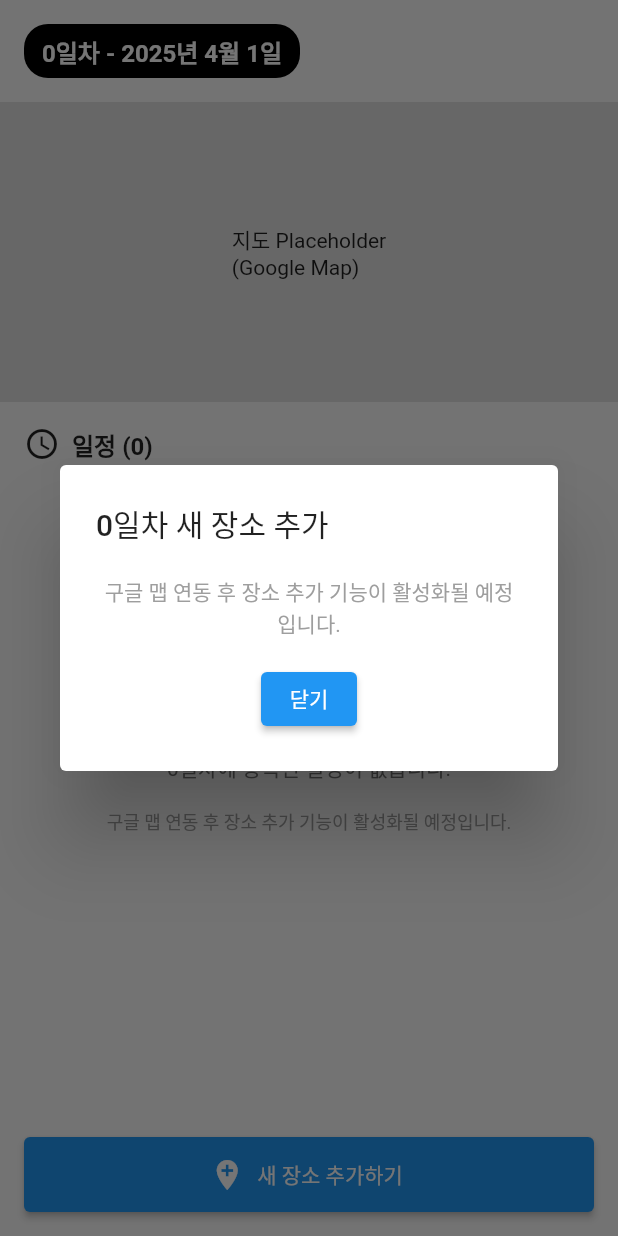
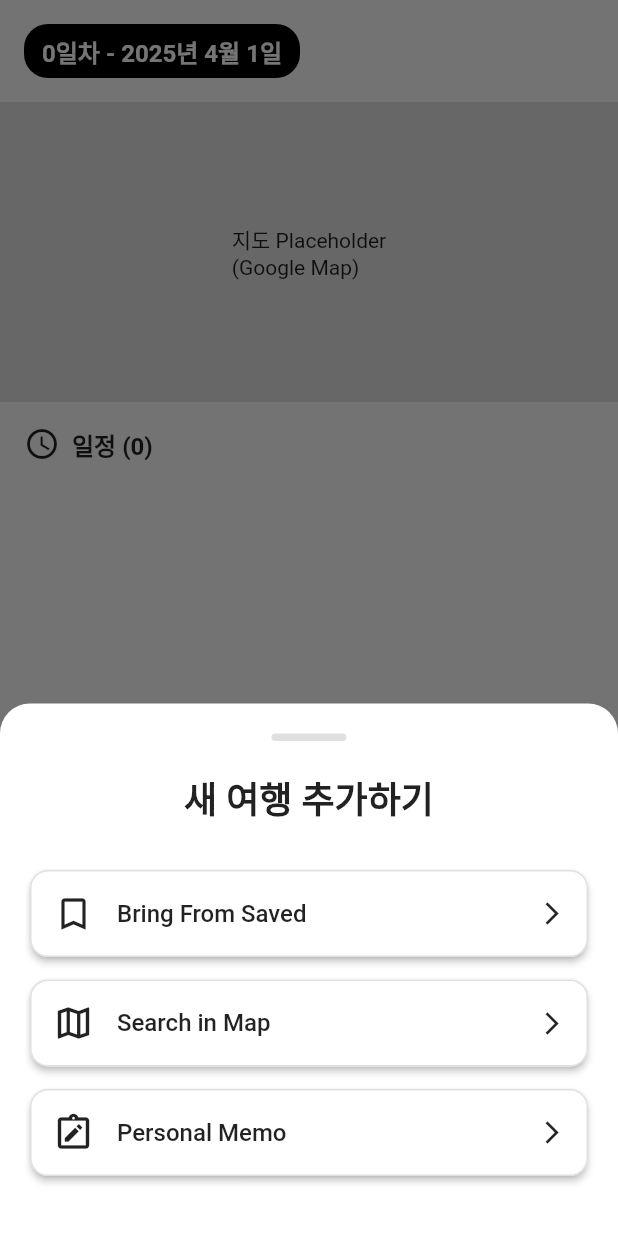
Before and after one commit to LegibleMedal670/shortsmap, a Flutter app: the DayPage widget shown alone on an empty page, opened directly with empty values, after a tap on "새 장소 추가하기", on a phone screen of 412 x 824 dp. Run offline on Flutter 3.47's test engine with Material 3 defaults, Android fonts, the phone set to English and light mode, and no system bars; our stand-ins replace geolocator, google_sign_in, shared_preferences, shimmer, supabase_flutter, video_player; accounts and stored records are empty; network calls fail; statements that could not run were skipped.

Commit message:
:sparkles: feat : new plan modal add

```diff
--- a/lib/Plan/widget/ trip_detail/day_page.dart
+++ b/lib/Plan/widget/ trip_detail/day_page.dart
@@ -4,6 +4,7 @@ import '../../provider/TripPlanProvider.dart';
 import 'unifiedPlaceCard.dart';
 import 'map_placeholder.dart';
 import '../../models/place.dart';
+import 'new_plan_modal.dart';
 
 class DayPage extends StatelessWidget {
   final int dayIndex; // 몇 일차인지 (0부터 시작)
@@ -17,31 +18,17 @@ class DayPage extends StatelessWidget {
 
   // 장소 추가 다이얼로그 표시 (실제 기능은 비활성화)
   void _showAddPlaceDialog(BuildContext context, TripPlanProvider provider) {
-    showDialog(
+    showModalBottomSheet(
       context: context,
-      builder: (context) => AlertDialog(
-        title: Text('${dayNumber}일차 새 장소 추가'),
-        content: Column(
-          mainAxisSize: MainAxisSize.min,
-          children: [
-            const Text(
-              '구글 맵 연동 후 장소 추가 기능이 활성화될 예정입니다.',
-              textAlign: TextAlign.center,
-              style: TextStyle(
-                fontSize: 14,
-                color: Colors.grey,
-              ),
-            ),
-            const SizedBox(height: 16),
-            ElevatedButton(
-              onPressed: () {
-                // 모달만 닫기
-                Navigator.pop(context);
-              },
-              child: const Text('닫기'),
-            ),
-          ],
-        ),
+      isScrollControlled: true,
+      backgroundColor: Colors.transparent,
+      builder: (context) => NewPlanModal(
+        onPersonalMemoCreated: (place) {
+          // 아직 상태관리 및 UnifiedPlaceCard 추가 기능은 구현하지 않음
+          ScaffoldMessenger.of(context).showSnackBar(
+            SnackBar(content: Text('장소가 추가되었습니다: ${place.name}')),
+          );
+        },
       ),
     );
   }
--- /dev/null
+++ b/lib/Plan/widget/ trip_detail/new_plan_modal.dart
@@ -0,0 +1,262 @@
+import 'package:flutter/material.dart';
+import '../../models/place.dart';
+
+class NewPlanModal extends StatefulWidget {
+  final Function(Place)? onPersonalMemoCreated;
+
+  const NewPlanModal({
+    Key? key,
+    this.onPersonalMemoCreated,
+  }) : super(key: key);
+
+  @override
+  State<NewPlanModal> createState() => _NewPlanModalState();
+}
+
+class _NewPlanModalState extends State<NewPlanModal> {
+  final TextEditingController _titleController = TextEditingController();
+  final TextEditingController _memoController = TextEditingController();
+  String _selectedCategory = 'tourism';
+  final List<String> _categories = ['tourism', 'restaurant', 'accommodation', 'shopping', 'other'];
+
+  @override
+  void dispose() {
+    _titleController.dispose();
+    _memoController.dispose();
+    super.dispose();
+  }
+
+  @override
+  Widget build(BuildContext context) {
+    return Container(
+      padding: const EdgeInsets.all(20.0),
+      decoration: BoxDecoration(
+        color: Colors.white,
+        borderRadius: BorderRadius.only(
+          topLeft: Radius.circular(20.0),
+          topRight: Radius.circular(20.0),
+        ),
+      ),
+      child: Column(
+        mainAxisSize: MainAxisSize.min,
+        crossAxisAlignment: CrossAxisAlignment.stretch,
+        children: [
+          Center(
+            child: Container(
+              width: 50,
+              height: 5,
+              decoration: BoxDecoration(
+                color: Colors.grey[300],
+                borderRadius: BorderRadius.circular(10),
+              ),
+            ),
+          ),
+          const SizedBox(height: 20),
+          Text(
+            '새 여행 추가하기',
+            style: TextStyle(
+              fontSize: 24,
+              fontWeight: FontWeight.bold,
+            ),
+            textAlign: TextAlign.center,
+          ),
+          const SizedBox(height: 30),
+          _buildOptionButton(
+            icon: Icons.bookmark_outline,
+            title: 'Bring From Saved',
+            onPressed: () {
+              // 기능은 아직 구현하지 않음
+              ScaffoldMessenger.of(context).showSnackBar(
+                SnackBar(content: Text('이 기능은 아직 준비 중입니다.')),
+              );
+            },
+          ),
+          const SizedBox(height: 15),
+          _buildOptionButton(
+            icon: Icons.map_outlined,
+            title: 'Search in Map',
+            onPressed: () {
+              // 기능은 아직 구현하지 않음
+              ScaffoldMessenger.of(context).showSnackBar(
+                SnackBar(content: Text('이 기능은 아직 준비 중입니다.')),
+              );
+            },
+          ),
+          const SizedBox(height: 15),
+          _buildOptionButton(
+            icon: Icons.note_alt_outlined,
+            title: 'Personal Memo',
+            onPressed: () {
+              _showPersonalMemoDialog(context);
+            },
+          ),
+          const SizedBox(height: 20),
+        ],
+      ),
+    );
+  }
+
+  Widget _buildOptionButton({
+    required IconData icon,
+    required String title,
+    required VoidCallback onPressed,
+  }) {
+    return ElevatedButton(
+      onPressed: onPressed,
+      style: ElevatedButton.styleFrom(
+        padding: const EdgeInsets.symmetric(vertical: 15),
+        backgroundColor: Colors.white,
+        foregroundColor: Colors.black87,
+        elevation: 2,
+        shape: RoundedRectangleBorder(
+          borderRadius: BorderRadius.circular(12),
+          side: BorderSide(color: Colors.grey[300]!),
+        ),
+      ),
+      child: Row(
+        children: [
+          const SizedBox(width: 15),
+          Icon(icon, size: 28),
+          const SizedBox(width: 15),
+          Text(
+            title,
+            style: TextStyle(
+              fontSize: 16,
+              fontWeight: FontWeight.w500,
+            ),
+          ),
+          Spacer(),
+          Icon(Icons.arrow_forward_ios, size: 18),
+          const SizedBox(width: 15),
+        ],
+      ),
+    );
+  }
+
+  void _showPersonalMemoDialog(BuildContext context) {
+    showDialog(
+      context: context,
+      builder: (context) {
+        return AlertDialog(
+          title: Text('장소 메모 입력'),
+          content: SingleChildScrollView(
+            child: Column(
+              mainAxisSize: MainAxisSize.min,
+              crossAxisAlignment: CrossAxisAlignment.start,
+              children: [
+                TextField(
+                  controller: _titleController,
+                  decoration: InputDecoration(
+                    labelText: '장소 이름',
+                    hintText: '장소 이름을 입력하세요',
+                    border: OutlineInputBorder(),
+                  ),
+                ),
+                SizedBox(height: 16),
+                TextField(
+                  controller: _memoController,
+                  maxLines: 5,
+                  decoration: InputDecoration(
+                    labelText: '장소 설명',
+                    hintText: '설명을 입력하세요...',
+                    border: OutlineInputBorder(),
+                  ),
+                ),
+                SizedBox(height: 16),
+                Text('카테고리', style: TextStyle(fontSize: 16)),
+                SizedBox(height: 8),
+                DropdownButtonFormField<String>(
+                  value: _selectedCategory,
+                  decoration: InputDecoration(
+                    border: OutlineInputBorder(),
+                    contentPadding: EdgeInsets.symmetric(horizontal: 16, vertical: 8),
+                  ),
+                  items: _categories.map((category) {
+                    return DropdownMenuItem<String>(
+                      value: category,
+                      child: Text(category),
+                    );
+                  }).toList(),
+                  onChanged: (value) {
+                    setState(() {
+                      _selectedCategory = value!;
+                    });
+                  },
+                ),
+              ],
+            ),
+          ),
+          actions: [
+            TextButton(
+              onPressed: () {
+                Navigator.pop(context);
+              },
+              child: Text('취소'),
+            ),
+            ElevatedButton(
+              onPressed: () {
+                if (_titleController.text.trim().isNotEmpty &&
+                    _memoController.text.trim().isNotEmpty) {
+                  if (widget.onPersonalMemoCreated != null) {
+                    // Place 객체 생성
+                    final Place newPlace = Place(
+                      name: _titleController.text.trim(),
+                      description: _memoController.text.trim(),
+                      imageUrl: 'https://via.placeholder.com/150',  // 기본 이미지 URL
+                      category: _selectedCategory,
+                    );
+
+                    widget.onPersonalMemoCreated!(newPlace);
+                  }
+                  Navigator.pop(context); // 다이얼로그 닫기
+                  Navigator.pop(context); // 모달 닫기
+
+                  // 메모가 추가되었다는 알림 표시
+                  ScaffoldMessenger.of(context).showSnackBar(
+                    SnackBar(content: Text('장소가 추가되었습니다.')),
+                  );
+                } else {
+                  ScaffoldMessenger.of(context).showSnackBar(
+                    SnackBar(content: Text('장소 이름과 설명을 모두 입력해주세요.')),
+                  );
+                }
+              },
+              child: Text('추가'),
+            ),
+          ],
+        );
+      },
+    );
+  }
+}
+
+// 사용 예시:
+class ExampleUsage extends StatelessWidget {
+  const ExampleUsage({Key? key}) : super(key: key);
+
+  @override
+  Widget build(BuildContext context) {
+    return Scaffold(
+      appBar: AppBar(title: Text('여행 계획')),
+      floatingActionButton: FloatingActionButton(
+        onPressed: () {
+          showModalBottomSheet(
+            context: context,
+            isScrollControlled: true,
+            backgroundColor: Colors.transparent,
+            builder: (context) => NewPlanModal(
+              onPersonalMemoCreated: (place) {
+                print('생성된 장소: ${place.name}');
+                // 여기서 Place 객체를 저장하거나 처리하는 로직을 구현할 수 있습니다.
+              },
+            ),
+          );
+        },
+        child: Icon(Icons.add),
+      ),
+      body: Center(
+        child: Text('+ 버튼을 눌러 새 여행 추가하기'),
+      ),
+    );
+  }
+}
```
Also changed, not shown: lib/Plan/widget/ trip_detail/planner_page.dart (+11 -24 lines).
